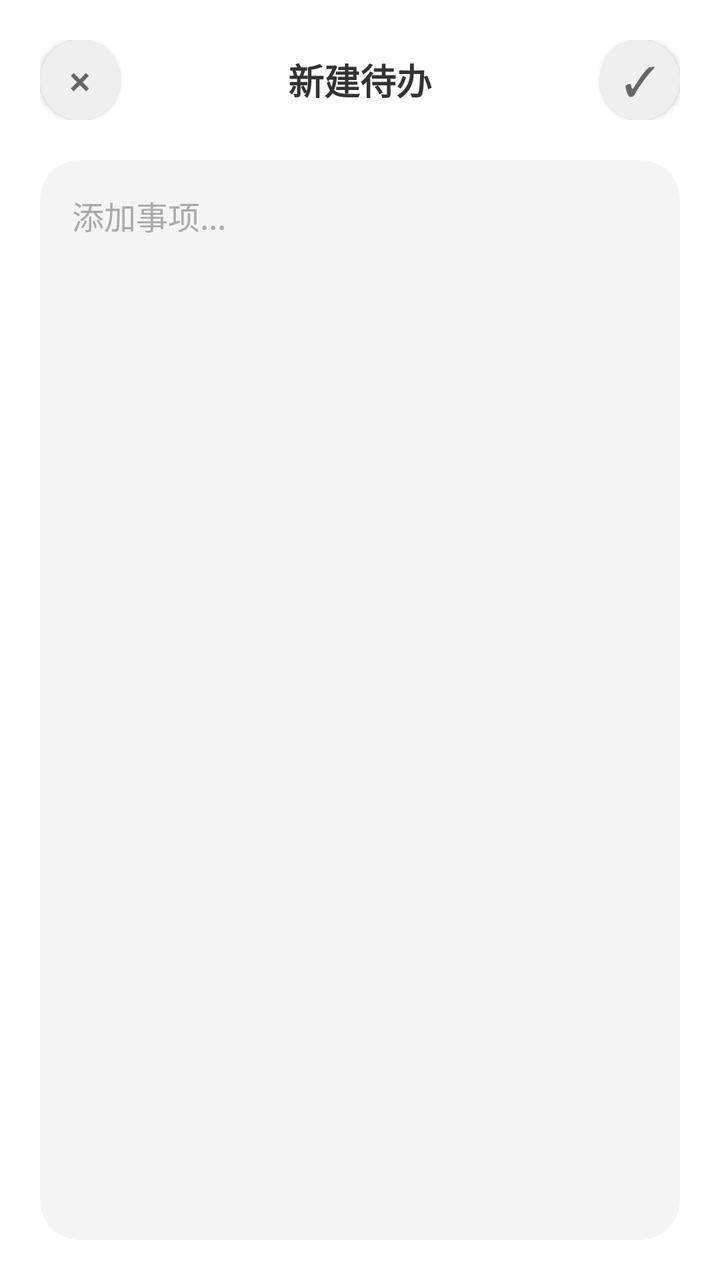
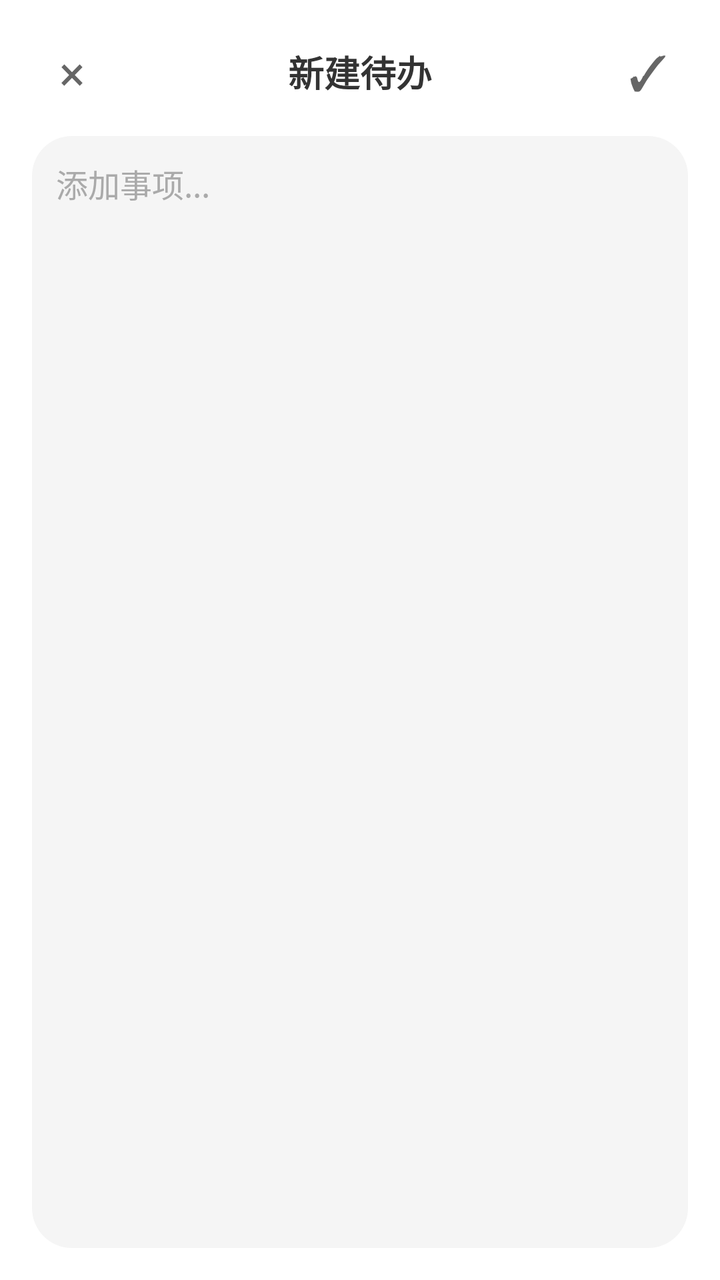

Before-and-after screenshots of an Android layout around one commit, followed by the original layout XML and the change that was made.
<!-- AndroidManifest.xml: activity theme Theme.Loading.BottomSheet -->
<!-- res/layout/activity_add_todo.xml -->
<?xml version="1.0" encoding="utf-8"?>
<LinearLayout xmlns:android="http://schemas.android.com/apk/res/android"
    android:layout_width="match_parent"
    android:layout_height="match_parent"
    android:orientation="vertical"
    android:padding="20dp"
    android:background="@drawable/bottom_sheet_background">

    <LinearLayout
        android:layout_width="match_parent"
        android:layout_height="wrap_content"
        android:orientation="horizontal"
        android:gravity="center_vertical"
        android:layout_marginBottom="20dp">

        <Button
            android:id="@+id/cancel_button"
            android:layout_width="40dp"
            android:layout_height="40dp"
            android:background="@drawable/circle_button"
            android:text="×"
            android:textSize="20sp"
            android:textColor="#666666" />

        <TextView
            android:layout_width="0dp"
            android:layout_height="wrap_content"
            android:layout_weight="1"
            android:text="新建待办"
            android:textSize="18sp"
            android:textStyle="bold"
            android:textColor="#333333"
            android:gravity="center" />

        <Button
            android:id="@+id/save_button"
            android:layout_width="40dp"
            android:layout_height="40dp"
            android:background="@drawable/circle_button"
            android:text="✓"
            android:textSize="20sp"
            android:textColor="#666666" />

    </LinearLayout>

    <EditText
        android:id="@+id/todo_input"
        android:layout_width="match_parent"
        android:layout_height="0dp"
        android:layout_weight="1"
        android:hint="添加事项..."
        android:inputType="textMultiLine"
        android:maxLines="5"
        android:textSize="16sp"
        android:textColor="#333333"
        android:textColorHint="#AAAAAA"
        android:background="@drawable/input_background"
        android:gravity="top|start"
        android:padding="16dp" />

</LinearLayout>
<!-- resources referenced by this layout -->
<resources>
  <!-- drawable bottom_sheet_background (drawable) -->
  <shape xmlns:android="http://schemas.android.com/apk/res/android">
      <solid android:color="#FFFFFF" />
      <corners 
          android:topLeftRadius="24dp" 
          android:topRightRadius="24dp"
          android:bottomLeftRadius="0dp"
          android:bottomRightRadius="0dp" />
  </shape>
  <!-- drawable circle_button (drawable) -->
  <shape xmlns:android="http://schemas.android.com/apk/res/android">
      <solid android:color="#F0F0F0" />
      <corners android:radius="50dp" />
  </shape>
  <!-- drawable input_background (drawable) -->
  <shape xmlns:android="http://schemas.android.com/apk/res/android">
      <solid android:color="#F5F5F5" />
      <corners android:radius="20dp" />
      <padding
          android:left="16dp"
          android:right="16dp"
          android:top="12dp"
          android:bottom="12dp" />
  </shape>
  <style name="Theme.Loading.BottomSheet" parent="android:Theme.Material.Light.NoActionBar">
          <item name="android:windowIsFloating">false</item>
          <item name="android:windowSoftInputMode">adjustResize|stateVisible</item>
          <item name="android:windowActionBar">false</item>
          <item name="android:windowNoTitle">true</item>
          <item name="android:windowBackground">@drawable/bottom_sheet_background</item>
          <item name="android:colorBackground">@android:color/white</item>
          <item name="android:windowIsTranslucent">true</item>
          <item name="android:backgroundDimEnabled">true</item>
      </style>
</resources>

<!-- the commit's change to res/layout/activity_add_todo.xml (unified diff, before → after) -->
@@ -3,7 +3,7 @@
     android:layout_width="match_parent"
     android:layout_height="match_parent"
     android:orientation="vertical"
-    android:padding="20dp"
+    android:padding="16dp"
     android:background="@drawable/bottom_sheet_background">
 
     <LinearLayout
@@ -11,18 +11,21 @@
         android:layout_height="wrap_content"
         android:orientation="horizontal"
         android:gravity="center_vertical"
-        android:layout_marginBottom="20dp">
+        android:layout_marginBottom="12dp">
 
-        <Button
+        <TextView
             android:id="@+id/cancel_button"
             android:layout_width="40dp"
             android:layout_height="40dp"
-            android:background="@drawable/circle_button"
             android:text="×"
-            android:textSize="20sp"
-            android:textColor="#666666" />
+            android:textSize="24sp"
+            android:textColor="#666666"
+            android:gravity="center"
+            android:clickable="true"
+            android:focusable="true" />
 
         <TextView
+            android:id="@+id/dialog_title"
             android:layout_width="0dp"
             android:layout_height="wrap_content"
             android:layout_weight="1"
@@ -32,14 +35,16 @@
             android:textColor="#333333"
             android:gravity="center" />
 
-        <Button
+        <TextView
             android:id="@+id/save_button"
             android:layout_width="40dp"
             android:layout_height="40dp"
-            android:background="@drawable/circle_button"
             android:text="✓"
-            android:textSize="20sp"
-            android:textColor="#666666" />
+            android:textSize="24sp"
+            android:textColor="#666666"
+            android:gravity="center"
+            android:clickable="true"
+            android:focusable="true" />
 
     </LinearLayout>
 
@@ -50,12 +55,12 @@
         android:layout_weight="1"
         android:hint="添加事项..."
         android:inputType="textMultiLine"
-        android:maxLines="5"
+        android:maxLines="3"
         android:textSize="16sp"
         android:textColor="#333333"
         android:textColorHint="#AAAAAA"
         android:background="@drawable/input_background"
         android:gravity="top|start"
-        android:padding="16dp" />
+        android:padding="12dp" />
 
 </LinearLayout>
<!-- resource entries referenced after the edit -->
@@ -8,11 +8,6 @@
           android:topRightRadius="24dp"
           android:bottomLeftRadius="0dp"
           android:bottomRightRadius="0dp" />
-  </shape>
-  <!-- drawable circle_button (drawable) -->
-  <shape xmlns:android="http://schemas.android.com/apk/res/android">
-      <solid android:color="#F0F0F0" />
-      <corners android:radius="50dp" />
   </shape>
   <!-- drawable input_background (drawable) -->
   <shape xmlns:android="http://schemas.android.com/apk/res/android">
